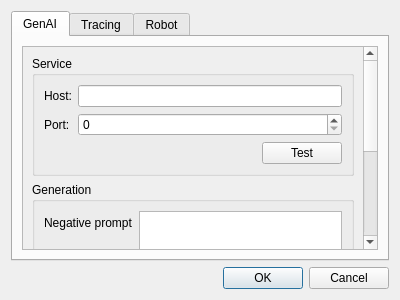
Before: the Qt Designer form ui/ui/settings.ui in Toys-R-Us-Rex/Duckify, drawn with Qt 5.
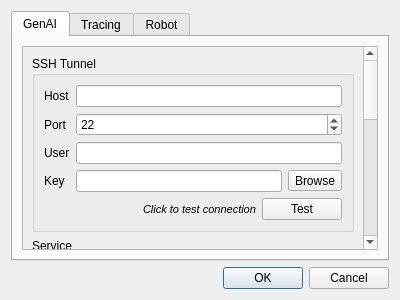
After: the same form once the commit is applied.

Commit message: feat(ui): add ssh settings for GenAI

```diff
--- a/ui/ui/settings.ui
+++ b/ui/ui/settings.ui
@@ -33,12 +33,116 @@
           <property name="geometry">
            <rect>
             <x>0</x>
-            <y>-212</y>
+            <y>0</y>
             <width>344</width>
-            <height>412</height>
+            <height>653</height>
            </rect>
           </property>
           <layout class="QVBoxLayout" name="verticalLayout_3">
+           <item>
+            <widget class="QGroupBox" name="groupBox_5">
+             <property name="title">
+              <string>SSH Tunnel</string>
+             </property>
+             <layout class="QFormLayout" name="formLayout_4">
+              <item row="0" column="0">
+               <widget class="QLabel" name="label_8">
+                <property name="text">
+                 <string>Host</string>
+                </property>
+               </widget>
+              </item>
+              <item row="0" column="1">
+               <widget class="QLineEdit" name="genAISSHHost"/>
+              </item>
+              <item row="2" column="0">
+               <widget class="QLabel" name="label_9">
+                <property name="text">
+                 <string>User</string>
+                </property>
+               </widget>
+              </item>
+              <item row="2" column="1">
+               <widget class="QLineEdit" name="genAISSHUser"/>
+              </item>
+              <item row="3" column="0">
+               <widget class="QLabel" name="label_10">
+                <property name="text">
+                 <string>Key</string>
+                </property>
+               </widget>
+              </item>
+              <item row="3" column="1">
+               <layout class="QHBoxLayout" name="horizontalLayout_4">
+                <item>
+                 <widget class="QLineEdit" name="genAISSHKey"/>
+                </item>
+                <item>
+                 <widget class="QToolButton" name="genAISSHKeyBrowse">
+                  <property name="text">
+                   <string>Browse</string>
+                  </property>
+                 </widget>
+                </item>
+               </layout>
+              </item>
+              <item row="4" column="1">
+               <layout class="QHBoxLayout" name="horizontalLayout_5">
+                <item>
+                 <spacer name="horizontalSpacer_4">
+                  <property name="orientation">
+                   <enum>Qt::Horizontal</enum>
+                  </property>
+                  <property name="sizeHint" stdset="0">
+                   <size>
+                    <width>40</width>
+                    <height>20</height>
+                   </size>
+                  </property>
+                 </spacer>
+                </item>
+                <item>
+                 <widget class="QLabel" name="genAISSHTestResult">
+                  <property name="font">
+                   <font>
+                    <pointsize>8</pointsize>
+                    <italic>true</italic>
+                   </font>
+                  </property>
+                  <property name="text">
+                   <string>Click to test connection</string>
+                  </property>
+                 </widget>
+                </item>
+                <item>
+                 <widget class="QPushButton" name="genAISSHTest">
+                  <property name="text">
+                   <string>Test</string>
+                  </property>
+                 </widget>
+                </item>
+               </layout>
+              </item>
+              <item row="1" column="0">
+               <widget class="QLabel" name="label_12">
+                <property name="text">
+                 <string>Port</string>
+                </property>
+               </widget>
+              </item>
+              <item row="1" column="1">
+               <widget class="QSpinBox" name="genAISSHPort">
+                <property name="maximum">
+                 <number>65535</number>
+                </property>
+                <property name="value">
+                 <number>22</number>
+                </property>
+               </widget>
+              </item>
+             </layout>
+            </widget>
+           </item>
            <item>
             <widget class="QGroupBox" name="groupBox">
              <property name="title">
@@ -48,7 +152,7 @@
               <item row="0" column="0">
                <widget class="QLabel" name="label">
                 <property name="text">
-                 <string>Host:</string>
+                 <string>Host</string>
                 </property>
                </widget>
               </item>
@@ -58,7 +162,7 @@
               <item row="1" column="0">
                <widget class="QLabel" name="label_2">
                 <property name="text">
-                 <string>Port:</string>
+                 <string>Port</string>
                 </property>
                </widget>
               </item>
@@ -93,7 +197,7 @@
                    </font>
                   </property>
                   <property name="text">
-                   <string/>
+                   <string>Click to test connection</string>
                   </property>
                  </widget>
                 </item>
@@ -106,6 +210,16 @@
                 </item>
                </layout>
               </item>
+              <item row="3" column="0">
+               <widget class="QLabel" name="label_11">
+                <property name="text">
+                 <string>HF Token</string>
+                </property>
+               </widget>
+              </item>
+              <item row="3" column="1">
+               <widget class="QLineEdit" name="lineEdit_3"/>
+              </item>
              </layout>
             </widget>
            </item>
@@ -286,7 +400,7 @@
               <item row="0" column="0">
                <widget class="QLabel" name="label_3">
                 <property name="text">
-                 <string>IP Address:</string>
+                 <string>IP Address</string>
                 </property>
                </widget>
               </item>
@@ -310,8 +424,14 @@
                 </item>
                 <item>
                  <widget class="QLabel" name="robotTestResult">
+                  <property name="font">
+                   <font>
+                    <pointsize>8</pointsize>
+                    <italic>true</italic>
+                   </font>
+                  </property>
                   <property name="text">
-                   <string/>
+                   <string>Click to test connection</string>
                   </property>
                  </widget>
                 </item>
```
The commit also changes 2 other files.
